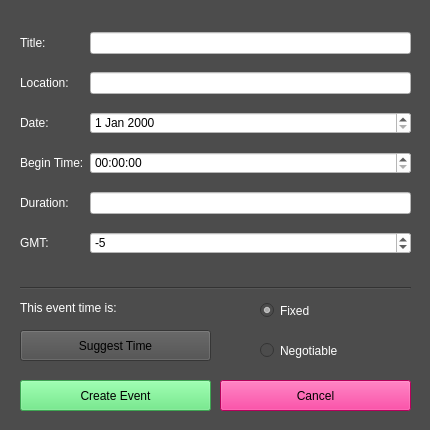
Before: the Qt Designer form createevent.ui in allenh1/timefuse-client, drawn with Qt 5.
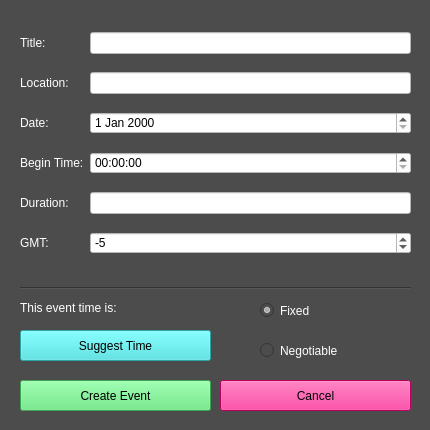
After: the same form once the commit is applied.

The edit to the form file:
```diff
--- a/createevent.ui
+++ b/createevent.ui
@@ -253,6 +253,10 @@
      <height>31</height>
     </rect>
    </property>
+   <property name="styleSheet">
+    <string notr="true">font: 12pt "Courier";
+background-color: rgb(61, 229, 229);</string>
+   </property>
    <property name="text">
     <string>Suggest Time</string>
    </property>
```
